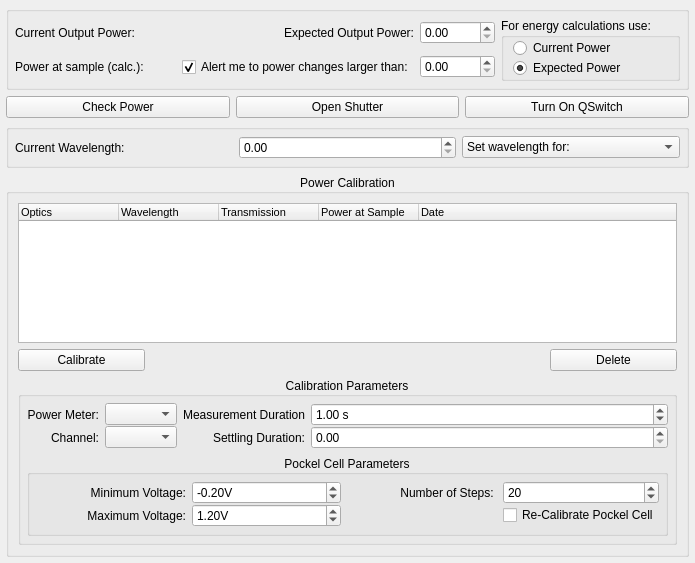
Before: the Qt Designer form lib/devices/Laser/devTemplate.ui in acq4/acq4, drawn with Qt 5.
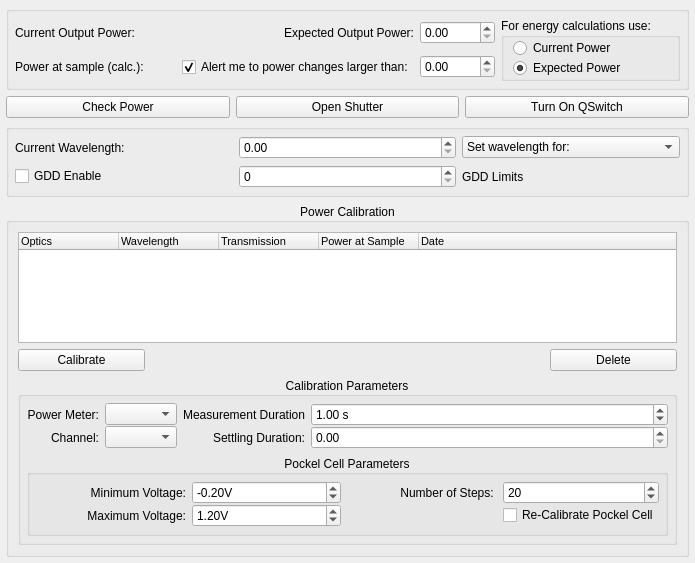
After: the same form once the commit is applied. Custom widgets are drawn as their Qt base class.

Diff of the .ui file:
```diff
--- a/lib/devices/Laser/devTemplate.ui
+++ b/lib/devices/Laser/devTemplate.ui
@@ -187,6 +187,27 @@
         </item>
        </widget>
       </item>
+      <item row="1" column="0">
+       <widget class="QCheckBox" name="GDDEnableCheck">
+        <property name="text">
+         <string>GDD Enable</string>
+        </property>
+       </widget>
+      </item>
+      <item row="1" column="1">
+       <widget class="QSpinBox" name="GDDSpin">
+        <property name="maximum">
+         <number>32000</number>
+        </property>
+       </widget>
+      </item>
+      <item row="1" column="2">
+       <widget class="QLabel" name="GDDLimits">
+        <property name="text">
+         <string>GDD Limits</string>
+        </property>
+       </widget>
+      </item>
      </layout>
     </widget>
    </item>
```
